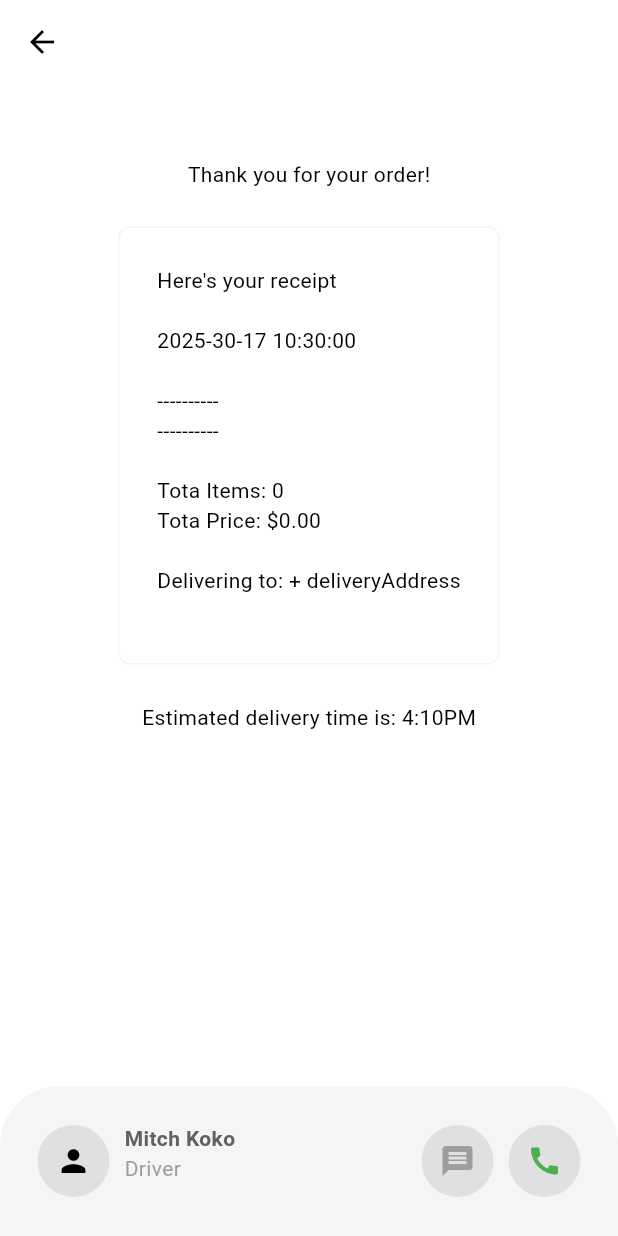
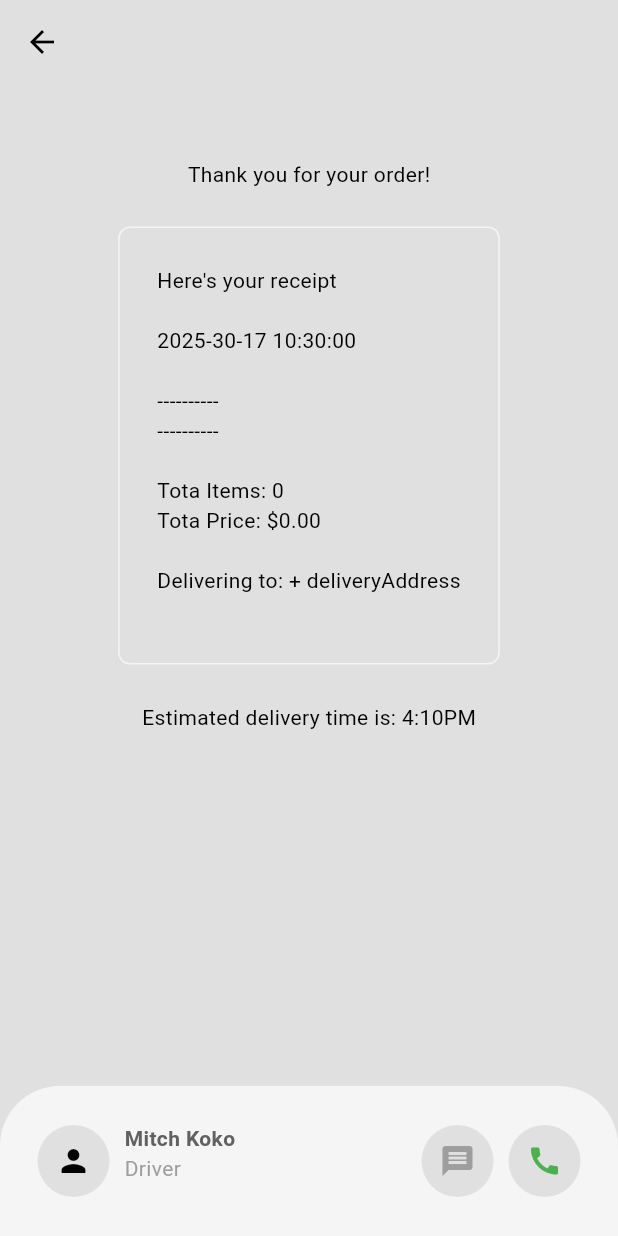
Before and after one commit to kiprono-tech/dropify-app, a Flutter app: the DeliveryProgressPage screen opened directly, on a phone screen of 412 x 824 dp. Run offline on Flutter 3.47's test engine with Material 3 defaults, Android fonts, the light colour scheme and no system bars; our stand-ins replace cloud_firestore, firebase_auth, firebase_core, flutter_credit_card; accounts and stored records are empty; network calls fail.

Commit message:
Improve code readability and enforce best practices
Refactors string concatenation to use string interpolation for clarity.
Replaces non-constant widgets with constant ones where applicable to optimize build performance.
Standardizes color usage by replacing `background` with `surface` in themes and components for consistency.
Fixes minor typographical errors and improves variable naming conventions.
Updates dependencies in `pubspec.lock` to their latest versions for compatibility and stability.

```diff
--- a/lib/components/my_cart_tile.dart
+++ b/lib/components/my_cart_tile.dart
@@ -48,7 +48,7 @@ class MyCartTile extends StatelessWidget {
 
                       //food price
                       Text(
-                        '\$' + cartItem.food.price.toString(),
+                        '\$${cartItem.food.price}',
                         style: TextStyle(
                             color: Theme.of(context).colorScheme.primary),
                       ),
--- a/lib/components/my_current_location.dart
+++ b/lib/components/my_current_location.dart
@@ -66,7 +66,7 @@ class MyCurrentLocation extends StatelessWidget {
                   ),
                 ),
                 //drop down menu
-                Icon(Icons.keyboard_arrow_down_rounded),
+                const Icon(Icons.keyboard_arrow_down_rounded),
               ],
             ),
           )
--- a/lib/components/my_description_box.dart
+++ b/lib/components/my_description_box.dart
@@ -32,7 +32,7 @@ class MyDescriptionBox extends StatelessWidget {
         //delivery time
         Column(
           children: [
-            Text("\15-30 min", style: myPrimaryTextStyle,),
+            Text("15-30 min", style: myPrimaryTextStyle,),
             Text("Delivery time", style: mySecondaryTextStyle,),
           ],
         ),
--- a/lib/components/my_drawer.dart
+++ b/lib/components/my_drawer.dart
@@ -7,14 +7,14 @@ class MyDrawer extends StatelessWidget {
   const MyDrawer({super.key});
 
   void logout() {
-    final _authService = AuthService();
-    _authService.signOut();
+    final authService = AuthService();
+    authService.signOut();
   }
 
   @override
   Widget build(BuildContext context) {
     return Drawer(
-      backgroundColor: Theme.of(context).colorScheme.background,
+      backgroundColor: Theme.of(context).colorScheme.surface,
       child: Column(
         children: [
         //app logo
--- a/lib/components/my_food_tile.dart
+++ b/lib/components/my_food_tile.dart
@@ -28,7 +28,7 @@ class MyFoodTile extends StatelessWidget {
                     children: [
                       Text(food.name),
                       Text(
-                        '\$' + food.price.toString(),
+                        '\$${food.price}',
                         style: TextStyle(
                           color: Theme.of(context).colorScheme.primary,
                         ),
--- a/lib/components/my_quantity_selector.dart
+++ b/lib/components/my_quantity_selector.dart
@@ -19,7 +19,7 @@ class MyQuantitySelector extends StatelessWidget {
   Widget build(BuildContext context) {
     return Container(
       decoration: BoxDecoration(
-        color: Theme.of(context).colorScheme.background,
+        color: Theme.of(context).colorScheme.surface,
         borderRadius: BorderRadius.circular(50),
       ),
       padding: const EdgeInsets.all(8),
@@ -39,7 +39,7 @@ class MyQuantitySelector extends StatelessWidget {
 
           //quantity count
           Padding(
-            padding: EdgeInsets.symmetric(horizontal: 8),
+            padding: const EdgeInsets.symmetric(horizontal: 8),
             child: SizedBox(
               width: 20,
               child: Center(
--- a/lib/components/my_sliver_app_bar.dart
+++ b/lib/components/my_sliver_app_bar.dart
@@ -31,7 +31,7 @@ class MySliverAppBar extends StatelessWidget {
           icon: const Icon(Icons.shopping_cart),
         ),
       ],
-      backgroundColor: Theme.of(context).colorScheme.background,
+      backgroundColor: Theme.of(context).colorScheme.surface,
       foregroundColor: Theme.of(context).colorScheme.inversePrimary,
       title: const Text("Sunset Diner"),
       flexibleSpace: FlexibleSpaceBar(
--- a/lib/main.dart
+++ b/lib/main.dart
@@ -5,6 +5,7 @@ import 'package:sixth_app/services/auth/auth_gate.dart';
 import 'package:sixth_app/firebase_options.dart';
 import 'package:sixth_app/models/restaurant.dart';
 import 'package:sixth_app/themes/theme_provider.dart';
+
 
 void main() async{
   WidgetsFlutterBinding.ensureInitialized();
@@ -15,7 +16,7 @@ void main() async{
       providers: [
         //theme provider
         ChangeNotifierProvider(create: (context) => ThemeProvider()),
-        //resturaant
+        //restaurant
         ChangeNotifierProvider(create: (context) => Restaurant()),
       ],
       child: const MyApp(),
--- a/lib/models/restaurant.dart
+++ b/lib/models/restaurant.dart
@@ -373,7 +373,7 @@ class Restaurant extends ChangeNotifier {
 
         //check if the list of selected addons are the same
         bool isSameAddons =
-          ListEquality().equals(item.selectedAddons, selectAddons);
+          const ListEquality().equals(item.selectedAddons, selectAddons);
 
         return isSameFood && isSameAddons;
       });
--- a/lib/pages/cart_page.dart
+++ b/lib/pages/cart_page.dart
@@ -28,7 +28,7 @@ class CartPage extends StatelessWidget {
                   showDialog(
                     context: context,
                     builder: (context) => AlertDialog(
-                      title: Text("Are you sure you want to clear the cart?"),
+                      title: const Text("Are you sure you want to clear the cart?"),
                       actions: [
                         //cancel button
                         TextButton(
--- a/lib/pages/delivery_progress_page.dart
+++ b/lib/pages/delivery_progress_page.dart
@@ -57,7 +57,7 @@ class _DeliveryProgressPageState extends State<DeliveryProgressPage> {
           //profile pic of driver
           Container(
             decoration: BoxDecoration(
-              color: Theme.of(context).colorScheme.background,
+              color: Theme.of(context).colorScheme.surface,
               shape: BoxShape.circle,
             ),
             child: IconButton(
@@ -95,7 +95,7 @@ class _DeliveryProgressPageState extends State<DeliveryProgressPage> {
               //message button
               Container(
                 decoration: BoxDecoration(
-                  color: Theme.of(context).colorScheme.background,
+                  color: Theme.of(context).colorScheme.surface,
                   shape: BoxShape.circle,
                 ),
                 child: IconButton(
@@ -110,7 +110,7 @@ class _DeliveryProgressPageState extends State<DeliveryProgressPage> {
               //call button
               Container(
                 decoration: BoxDecoration(
-                  color: Theme.of(context).colorScheme.background,
+                  color: Theme.of(context).colorScheme.surface,
                   shape: BoxShape.circle,
                 ),
                 child: IconButton(
--- a/lib/pages/home_page.dart
+++ b/lib/pages/home_page.dart
@@ -73,7 +73,7 @@ class _HomePageState extends State<HomePage>
   Widget build(BuildContext context) {
     return Scaffold(
       backgroundColor: Theme.of(context).colorScheme.secondary,
-      drawer: MyDrawer(),
+      drawer: const MyDrawer(),
       body: NestedScrollView(
         headerSliverBuilder: (context, innerBoxIsScrolled) => [
           MySliverAppBar(
--- a/lib/pages/payment_page.dart
+++ b/lib/pages/payment_page.dart
@@ -49,7 +49,7 @@ class _PaymentPageState extends State<PaymentPage> {
                       Navigator.push(
                       context,
                       MaterialPageRoute(
-                        builder: (context) => DeliveryProgressPage(),
+                        builder: (context) => const DeliveryProgressPage(),
                       ),
                     );
                     },
@@ -63,11 +63,11 @@ class _PaymentPageState extends State<PaymentPage> {
   @override
   Widget build(BuildContext context) {
     return Scaffold(
-      backgroundColor: Theme.of(context).colorScheme.background,
+      backgroundColor: Theme.of(context).colorScheme.surface,
       appBar: AppBar(
         backgroundColor: Colors.transparent,
         foregroundColor: Theme.of(context).colorScheme.inversePrimary,
-        title: Text("Checkout"),
+        title: const Text("Checkout"),
       ),
       body: Column(
         children: [
--- a/lib/pages/register_page.dart
+++ b/lib/pages/register_page.dart
@@ -21,13 +21,13 @@ class _RegisterPageState extends State<RegisterPage> {
   // register method
   void register() async {
     //get auth service
-    final _authService = AuthService();
+    final authService = AuthService();
 
     //check if password match -> show error
     if (passwordController.text == confirmPasswordController.text) {
       //try creating user
       try {
-        await _authService.signUpWithEmailPassword(
+        await authService.signUpWithEmailPassword(
           emailController.text,
           passwordController.text,
           );
@@ -58,7 +58,7 @@ class _RegisterPageState extends State<RegisterPage> {
   @override
   Widget build(BuildContext context) {
     return Scaffold(
-      backgroundColor: Theme.of(context).colorScheme.background,
+      backgroundColor: Theme.of(context).colorScheme.surface,
       body: Center(
         child: Column(
           mainAxisAlignment: MainAxisAlignment.center,
--- a/lib/pages/settings_page.dart
+++ b/lib/pages/settings_page.dart
@@ -11,9 +11,9 @@ class SettingsPage extends StatelessWidget {
     return Scaffold(
       appBar: AppBar(
         title: const Text("Settings"),
-        backgroundColor: Theme.of(context).colorScheme.background,
+        backgroundColor: Theme.of(context).colorScheme.surface,
       ),
-      backgroundColor: Theme.of(context).colorScheme.background,
+      backgroundColor: Theme.of(context).colorScheme.surface,
       body: Column(children: [
         Container(
           decoration: BoxDecoration(
--- a/lib/themes/dark_mode.dart
+++ b/lib/themes/dark_mode.dart
@@ -2,7 +2,7 @@ import 'package:flutter/material.dart';
 
 ThemeData darkMode = ThemeData(
   colorScheme: ColorScheme.dark(
-    background: const Color.fromARGB(255, 20, 20, 20),
+    surface: const Color.fromARGB(255, 20, 20, 20),
     primary: const Color.fromARGB(255, 122, 122, 122),
     secondary: const Color.fromARGB(255, 30, 30, 30),
     tertiary: const Color.fromARGB(255, 47, 47, 47),
--- a/lib/themes/light_mode.dart
+++ b/lib/themes/light_mode.dart
@@ -2,7 +2,7 @@ import 'package:flutter/material.dart';
 
 ThemeData lightMode = ThemeData(
   colorScheme: ColorScheme.light(
-    background: Colors.grey.shade300,
+    surface: Colors.grey.shade300,
     primary: Colors.grey.shade500,
     secondary: Colors.grey.shade100,
     tertiary: Colors.white,
```
Also changed, not shown: lib/pages/login_page.dart (+4 -4 lines), pubspec.lock.
